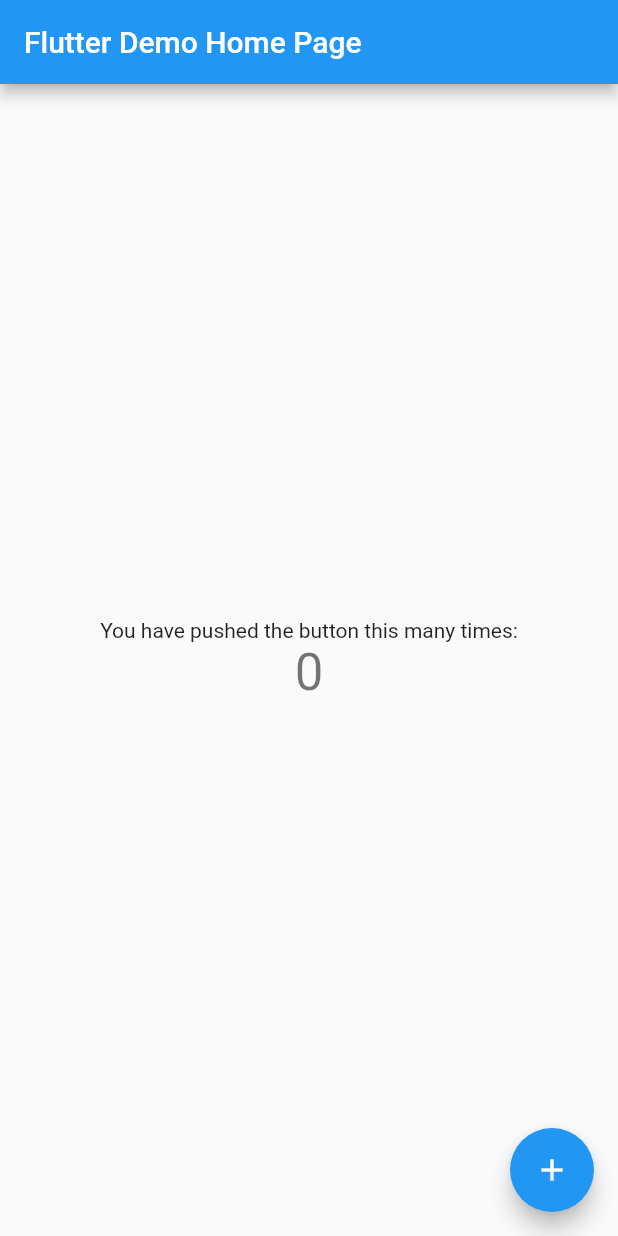
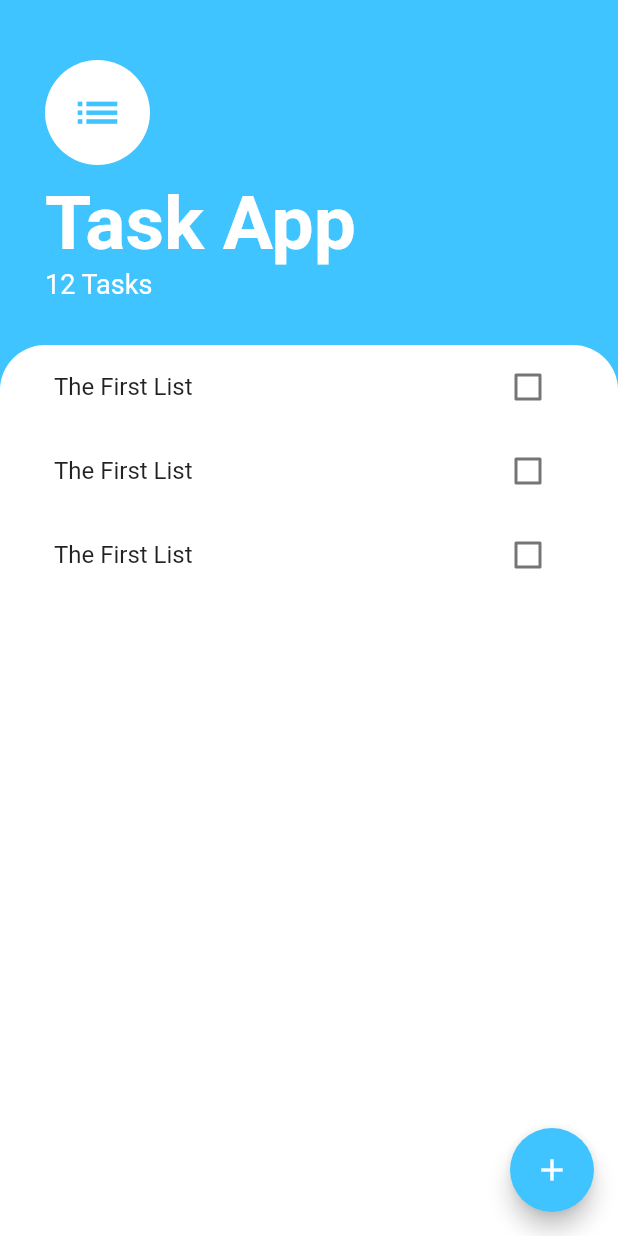
Before and after one commit to NegusNati/task_app, a Flutter app: the screen it shows after launch, on a phone screen of 412 x 824 dp. Run offline on Flutter 3.47's test engine with Material 2 defaults, Android fonts, the phone set to English and light mode, and no system bars; missing offline and left inert: dart:ffi.

Commit message:
tasks screen done

```diff
--- a/lib/main.dart
+++ b/lib/main.dart
@@ -1,115 +1,16 @@
 import 'package:flutter/material.dart';
+import 'package:task_app/screens/tasks_screen.dart';
 
 void main() {
   runApp(const MyApp());
 }
-
 class MyApp extends StatelessWidget {
   const MyApp({Key? key}) : super(key: key);
 
-  // This widget is the root of your application.
   @override
   Widget build(BuildContext context) {
     return MaterialApp(
-      title: 'Flutter Demo',
-      theme: ThemeData(
-        // This is the theme of your application.
-        //
-        // Try running your application with "flutter run". You'll see the
-        // application has a blue toolbar. Then, without quitting the app, try
-        // changing the primarySwatch below to Colors.green and then invoke
-        // "hot reload" (press "r" in the console where you ran "flutter run",
-        // or simply save your changes to "hot reload" in a Flutter IDE).
-        // Notice that the counter didn't reset back to zero; the application
-        // is not restarted.
-        primarySwatch: Colors.blue,
-      ),
-      home: const MyHomePage(title: 'Flutter Demo Home Page'),
+      home: TasksScreen(),
     );
   }
 }
-
-class MyHomePage extends StatefulWidget {
-  const MyHomePage({Key? key, required this.title}) : super(key: key);
-
-  // This widget is the home page of your application. It is stateful, meaning
-  // that it has a State object (defined below) that contains fields that affect
-  // how it looks.
-
-  // This class is the configuration for the state. It holds the values (in this
-  // case the title) provided by the parent (in this case the App widget) and
-  // used by the build method of the State. Fields in a Widget subclass are
-  // always marked "final".
-
-  final String title;
-
-  @override
-  State<MyHomePage> createState() => _MyHomePageState();
-}
-
-class _MyHomePageState extends State<MyHomePage> {
-  int _counter = 0;
-
-  void _incrementCounter() {
-    setState(() {
-      // This call to setState tells the Flutter framework that something has
-      // changed in this State, which causes it to rerun the build method below
-      // so that the display can reflect the updated values. If we changed
-      // _counter without calling setState(), then the build method would not be
-      // called again, and so nothing would appear to happen.
-      _counter++;
-    });
-  }
-
-  @override
-  Widget build(BuildContext context) {
-    // This method is rerun every time setState is called, for instance as done
-    // by the _incrementCounter method above.
-    //
-    // The Flutter framework has been optimized to make rerunning build methods
-    // fast, so that you can just rebuild anything that needs updating rather
-    // than having to individually change instances of widgets.
-    return Scaffold(
-      appBar: AppBar(
-        // Here we take the value from the MyHomePage object that was created by
-        // the App.build method, and use it to set our appbar title.
-        title: Text(widget.title),
-      ),
-      body: Center(
-        // Center is a layout widget. It takes a single child and positions it
-        // in the middle of the parent.
-        child: Column(
-          // Column is also a layout widget. It takes a list of children and
-          // arranges them vertically. By default, it sizes itself to fit its
-          // children horizontally, and tries to be as tall as its parent.
-          //
-          // Invoke "debug painting" (press "p" in the console, choose the
-          // "Toggle Debug Paint" action from the Flutter Inspector in Android
-          // Studio, or the "Toggle Debug Paint" command in Visual Studio Code)
-          // to see the wireframe for each widget.
-          //
-          // Column has various properties to control how it sizes itself and
-          // how it positions its children. Here we use mainAxisAlignment to
-          // center the children vertically; the main axis here is the vertical
-          // axis because Columns are vertical (the cross axis would be
-          // horizontal).
-          mainAxisAlignment: MainAxisAlignment.center,
-          children: <Widget>[
-            const Text(
-              'You have pushed the button this many times:',
-            ),
-            Text(
-              '$_counter',
-              style: Theme.of(context).textTheme.headline4,
-            ),
-          ],
-        ),
-      ),
-      floatingActionButton: FloatingActionButton(
-        onPressed: _incrementCounter,
-        tooltip: 'Increment',
-        child: const Icon(Icons.add),
-      ), // This trailing comma makes auto-formatting nicer for build methods.
-    );
-  }
-}
--- /dev/null
+++ b/lib/screens/tasks_screen.dart
@@ -0,0 +1,76 @@
+import 'dart:ffi';
+
+import 'package:flutter/material.dart';
+import 'package:task_app/widgets/tasks_lists.dart';
+import 'package:task_app/widgets/tasks_tiles.dart';
+
+class TasksScreen extends StatelessWidget {
+  const TasksScreen({Key? key}) : super(key: key);
+
+  @override
+  Widget build(BuildContext context) {
+    return Scaffold(
+      floatingActionButton: FloatingActionButton(
+        backgroundColor: Colors.lightBlueAccent,
+        child: Icon(Icons.add),
+        onPressed: () {},
+      ),
+      backgroundColor: Colors.lightBlueAccent,
+      body: Column(
+        crossAxisAlignment: CrossAxisAlignment.start,
+        children: [
+          Container(
+            padding: const EdgeInsets.only(
+                left: 30.0, right: 30.0, top: 40.0, bottom: 30),
+            child: Column(
+              children: [
+                Column(
+                  crossAxisAlignment: CrossAxisAlignment.start,
+                  children: const [
+                    CircleAvatar(
+                      radius: 35.0,
+                      backgroundColor: Colors.white,
+                      child: Icon(
+                        Icons.list,
+                        color: Colors.lightBlueAccent,
+                        size: 35.0,
+                      ),
+                    ),
+                    SizedBox(
+                      height: 10.0,
+                    ),
+                    Text('Task App',
+                        style: TextStyle(
+                          color: Colors.white,
+                          fontSize: 50.0,
+                          fontWeight: FontWeight.w700,
+                        )),
+                    Text(
+                      '12 Tasks',
+                      style: TextStyle(color: Colors.white, fontSize: 18.0),
+                    ),
+                  ],
+                ),
+              ],
+            ),
+          ),
+          Expanded(
+            child: Container(
+              padding: EdgeInsets.symmetric(horizontal: 20.0),
+              // ignore: sort_child_properties_last
+              child: TasksList(),
+              height: 200.0,
+              decoration: const BoxDecoration(
+                color: Colors.white,
+                borderRadius: BorderRadius.only(
+                  topLeft: Radius.circular(30.0),
+                  topRight: Radius.circular(30.0),
+                ),
+              ),
+            ),
+          ),
+        ],
+      ),
+    );
+  }
+}
--- /dev/null
+++ b/lib/widgets/tasks_lists.dart
@@ -0,0 +1,20 @@
+import 'package:flutter/material.dart';
+import 'package:task_app/widgets/tasks_tiles.dart';
+
+
+class TasksList extends StatelessWidget {
+
+
+  @override
+  Widget build(BuildContext context) {
+    return ListView(
+
+      children:  <Widget>[
+       TasksTiles(),
+       TasksTiles(),
+       TasksTiles(),
+
+      ],
+    );
+  }
+}
--- /dev/null
+++ b/lib/widgets/tasks_tiles.dart
@@ -0,0 +1,15 @@
+import 'package:flutter/material.dart';
+
+
+class TasksTiles extends StatelessWidget {
+
+
+  @override
+  Widget build(BuildContext context) {
+    return ListTile(
+     title: Text('The First List '),
+     // ignore: avoid_print
+     trailing: Checkbox(value: false, onChanged: (bool? value) { print(value); },),
+    );
+  }
+}
```
